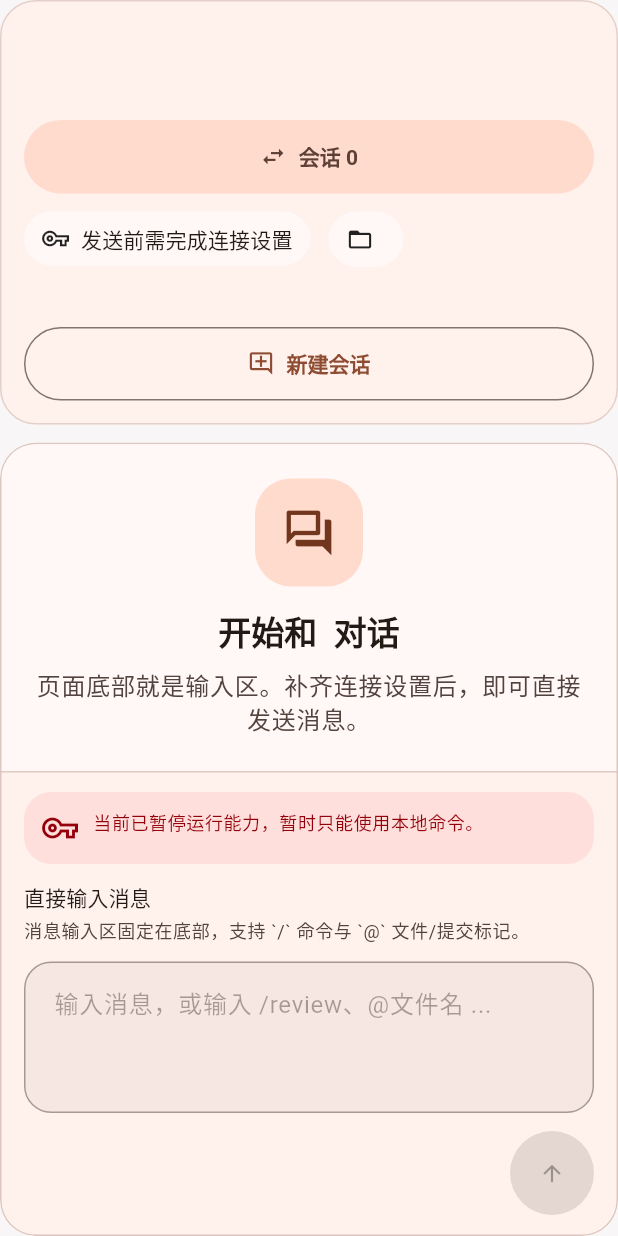
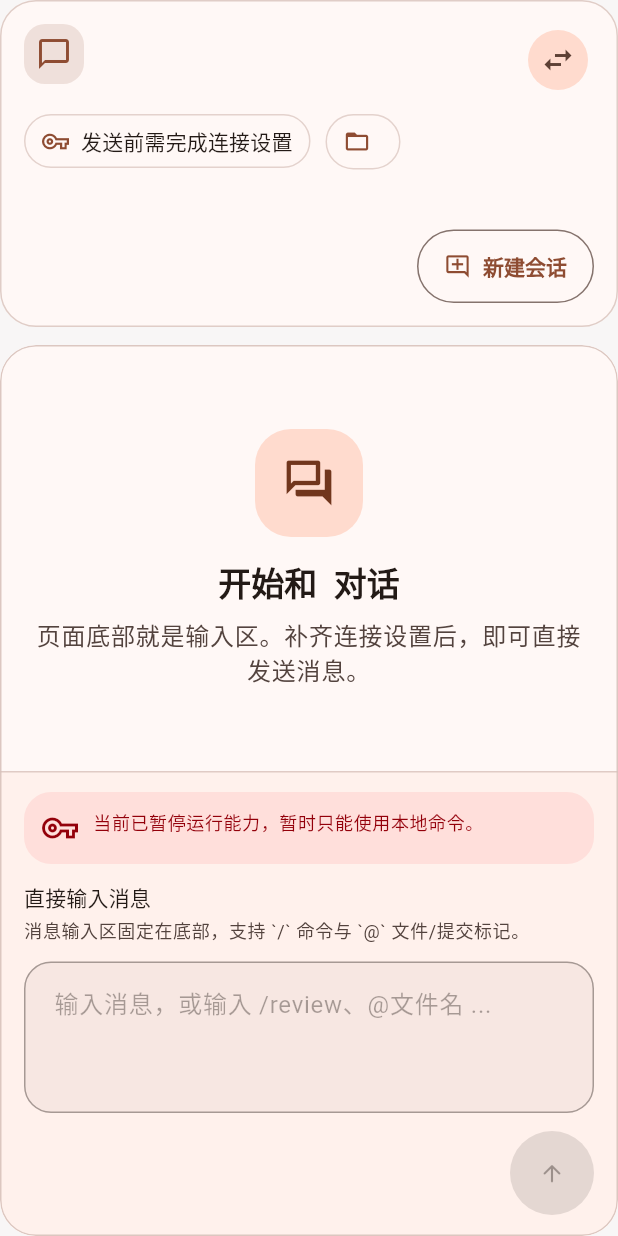
Before and after one commit to un4gt/codexm, a Flutter app: the _ChatPanel widget shown alone on an empty page, opened directly with empty values, on a phone screen of 412 x 824 dp. Run offline on Flutter 3.47's test engine with Material 3 defaults, Android fonts, the phone set to English and light mode, and no system bars; our stand-ins replace flutter_secure_storage, plugin_platform_interface; accounts and stored records are empty.

Commit message:
feat(sessions): add expanded sidebar layout

```diff
--- a/flutter_app/lib/features/sessions/presentation/pages/sessions_page_panels.dart
+++ b/flutter_app/lib/features/sessions/presentation/pages/sessions_page_panels.dart
@@ -91,6 +91,7 @@ class _ChatPanel extends StatelessWidget {
     required this.onCreateSession,
     required this.canSend,
     required this.canEditComposer,
+    this.preferSidebarSwitcher = false,
   });
 
   final Workspace workspace;
@@ -118,6 +119,7 @@ class _ChatPanel extends StatelessWidget {
   final VoidCallback onCreateSession;
   final bool canSend;
   final bool canEditComposer;
+  final bool preferSidebarSwitcher;
 
   @override
   Widget build(BuildContext context) {
@@ -144,6 +146,7 @@ class _ChatPanel extends StatelessWidget {
                   settingsReady: settingsEnabled && hasApiKey,
                   onOpenSessionSwitcher: onOpenSessionSwitcher,
                   onCreateSession: onCreateSession,
+                  showSessionSwitcher: !preferSidebarSwitcher,
                 ),
                 SizedBox(height: tokens.compactSpacing),
                 Expanded(
@@ -221,6 +224,7 @@ class _ChatHeader extends StatelessWidget {
     required this.settingsReady,
     required this.onOpenSessionSwitcher,
     required this.onCreateSession,
+    this.showSessionSwitcher = true,
   });
 
   final Workspace workspace;
@@ -230,6 +234,7 @@ class _ChatHeader extends StatelessWidget {
   final bool settingsReady;
   final VoidCallback onOpenSessionSwitcher;
   final VoidCallback onCreateSession;
+  final bool showSessionSwitcher;
 
   @override
   Widget build(BuildContext context) {
@@ -246,10 +251,10 @@ class _ChatHeader extends StatelessWidget {
 
     return DecoratedBox(
       decoration: BoxDecoration(
-        color: theme.colorScheme.surfaceContainerLow,
+        color: theme.colorScheme.surface,
         borderRadius: BorderRadius.circular(tokens.cardRadius),
         border: Border.all(
-          color: theme.colorScheme.outlineVariant.withValues(alpha: 0.7),
+          color: theme.colorScheme.outlineVariant.withValues(alpha: 0.8),
         ),
       ),
       child: Padding(
@@ -257,65 +262,54 @@ class _ChatHeader extends StatelessWidget {
         child: Column(
           crossAxisAlignment: CrossAxisAlignment.start,
           children: [
-            compact
-                ? Column(
+            Row(
               crossAxisAlignment: CrossAxisAlignment.start,
               children: [
-                      Text(
-                        selectedSession?.title ?? '主会话',
-                        style: theme.textTheme.titleLarge,
+                Container(
+                  width: 40,
+                  height: 40,
+                  decoration: BoxDecoration(
+                    color: theme.colorScheme.primary.withValues(alpha: 0.14),
+                    borderRadius: BorderRadius.circular(14),
                   ),
-                      const SizedBox(height: 4),
-                      Text(
-                        workspace.name,
-                        style: theme.textTheme.bodyMedium?.copyWith(
-                          color: theme.colorScheme.onSurfaceVariant,
+                  child: Icon(
+                    Icons.chat_bubble_outline,
+                    color: theme.colorScheme.primary,
                   ),
                 ),
-                      SizedBox(height: sectionGap),
-                      SizedBox(
-                        width: double.infinity,
-                        child: FilledButton.tonalIcon(
-                          onPressed: onOpenSessionSwitcher,
-                          icon: const Icon(Icons.swap_horiz_outlined),
-                          label: Text('会话 $sessionCount'),
-                        ),
-                      ),
-                    ],
-                  )
-                : Row(
-                    crossAxisAlignment: CrossAxisAlignment.start,
-                    children: [
+                const SizedBox(width: 12),
                 Expanded(
                   child: Column(
                     crossAxisAlignment: CrossAxisAlignment.start,
                     children: [
                       Text(
                         selectedSession?.title ?? '主会话',
-                              style: theme.textTheme.titleLarge,
+                        style: theme.textTheme.titleLarge?.copyWith(
+                          fontWeight: FontWeight.w900,
                         ),
-                            const SizedBox(height: 4),
+                      ),
+                      const SizedBox(height: 2),
                       Text(
                         workspace.name,
-                              style: theme.textTheme.bodyMedium?.copyWith(
+                        style: theme.textTheme.bodySmall?.copyWith(
                           color: theme.colorScheme.onSurfaceVariant,
                         ),
                       ),
                     ],
                   ),
                 ),
-                      const SizedBox(width: 12),
-                      FilledButton.tonalIcon(
+                if (showSessionSwitcher)
+                  IconButton.filledTonal(
                     onPressed: onOpenSessionSwitcher,
+                    tooltip: '会话 $sessionCount',
                     icon: const Icon(Icons.swap_horiz_outlined),
-                        label: Text('会话 $sessionCount'),
                   ),
               ],
             ),
             SizedBox(height: sectionGap),
             Wrap(
-              spacing: 12,
-              runSpacing: 12,
+              spacing: 10,
+              runSpacing: 10,
               children: [
                 _HeaderBadge(
                   icon: settingsReady
@@ -331,44 +325,20 @@ class _ChatHeader extends StatelessWidget {
               ],
             ),
             SizedBox(height: sectionGap),
-            compact
-                ? Column(
-                    crossAxisAlignment: CrossAxisAlignment.start,
-                    children: [
             Text(
               status,
               style: theme.textTheme.bodySmall?.copyWith(
                 color: theme.colorScheme.onSurfaceVariant,
               ),
             ),
-                      const SizedBox(height: 12),
-                      SizedBox(
-                        width: double.infinity,
+            SizedBox(height: sectionGap),
+            Align(
+              alignment: compact ? Alignment.centerRight : Alignment.centerLeft,
               child: OutlinedButton.icon(
                 onPressed: onCreateSession,
                 icon: const Icon(Icons.add_comment_outlined),
                 label: const Text('新建会话'),
               ),
-                      ),
-                    ],
-                  )
-                : Row(
-                    children: [
-                      Expanded(
-                        child: Text(
-                          status,
-                          style: theme.textTheme.bodySmall?.copyWith(
-                            color: theme.colorScheme.onSurfaceVariant,
-                          ),
-                        ),
-                      ),
-                      const SizedBox(width: 12),
-                      OutlinedButton.icon(
-                        onPressed: onCreateSession,
-                        icon: const Icon(Icons.add_comment_outlined),
-                        label: const Text('新建会话'),
-                      ),
-                    ],
             ),
           ],
         ),
@@ -391,20 +361,24 @@ class _HeaderBadge extends StatelessWidget {
   @override
   Widget build(BuildContext context) {
     final theme = Theme.of(context);
+    final colorScheme = theme.colorScheme;
 
     return DecoratedBox(
       decoration: BoxDecoration(
         color: emphasized
-            ? theme.colorScheme.primaryContainer
-            : theme.colorScheme.surface,
+            ? colorScheme.primary.withValues(alpha: 0.16)
+            : colorScheme.surface,
         borderRadius: BorderRadius.circular(999),
+        border: Border.all(
+          color: colorScheme.outlineVariant.withValues(alpha: 0.7),
+        ),
       ),
       child: Padding(
         padding: const EdgeInsets.symmetric(horizontal: 12, vertical: 8),
         child: Row(
           mainAxisSize: MainAxisSize.min,
           children: [
-            Icon(icon, size: 18),
+            Icon(icon, size: 18, color: colorScheme.primary),
             const SizedBox(width: 8),
             ConstrainedBox(
               constraints: const BoxConstraints(maxWidth: 260),
```
Also changed, not shown: flutter_app/lib/features/sessions/presentation/pages/sessions_page.dart (+41 -7 lines), flutter_app/lib/features/sessions/presentation/pages/sessions_page_sidebar.dart (added, +440 -0 lines), 1 other file. Lines whose indentation alone changed are shown as unchanged.
